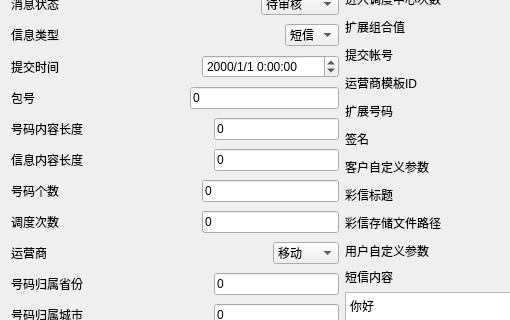
The window that MsgTest/UI/UI_SCloudMsg.ui (XiaoJiaoYaZi/welink) describes before a commit, drawn with Qt 5; both pictures show x 0 to 510 and y 304 to 624 of the 1018 by 861 pixel window.
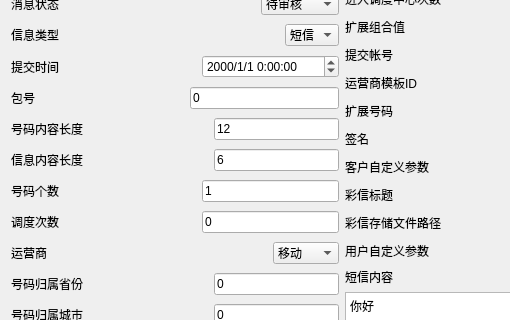
The same window after the commit.

Diff of the .ui file:
```diff
--- a/MsgTest/UI/UI_SCloudMsg.ui
+++ b/MsgTest/UI/UI_SCloudMsg.ui
@@ -483,7 +483,7 @@
        <item>
         <widget class="QLineEdit" name="MobilesContentLen">
          <property name="text">
-          <string>0</string>
+          <string>12</string>
          </property>
         </widget>
        </item>
@@ -514,7 +514,7 @@
        <item>
         <widget class="QLineEdit" name="MsgContentLen">
          <property name="text">
-          <string>0</string>
+          <string>6</string>
          </property>
         </widget>
        </item>
@@ -545,7 +545,7 @@
        <item>
         <widget class="QLineEdit" name="MobilesCount">
          <property name="text">
-          <string>0</string>
+          <string>1</string>
          </property>
         </widget>
        </item>
```
